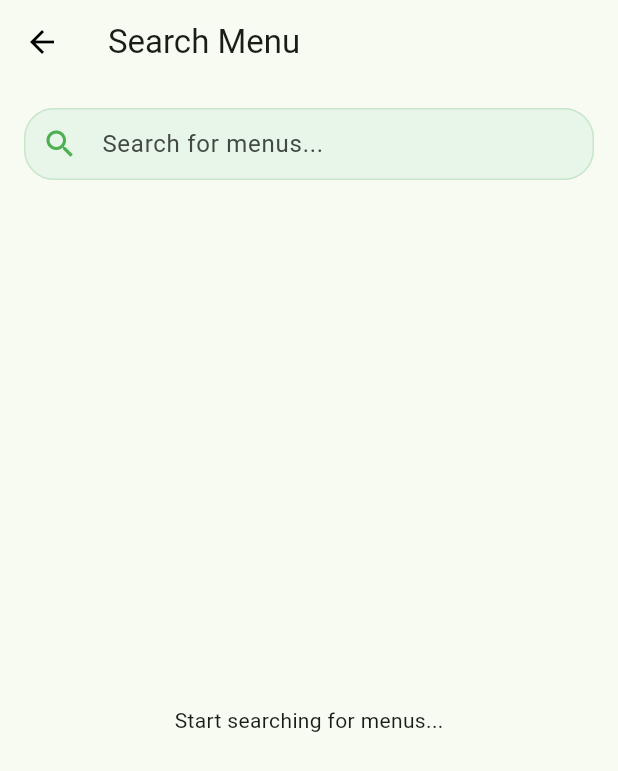
After one commit to itscodemine/foodies, a Flutter app: the screen it shows once a user with an empty profile is signed in, after a tap on "Search for menus...", on a phone screen of 412 x 824 dp. The commit adds this screen. Shown: the top 771 px of the screen. Run offline on Flutter 3.47's test engine with Material 3 defaults, Android fonts, the phone set to English and light mode, and no system bars; our stand-ins replace cloud_firestore, firebase_auth, firebase_core; accounts and stored records are empty.

Commit message:
feat: add search screen

```diff
--- a/lib/ui/screens/home_screen.dart
+++ b/lib/ui/screens/home_screen.dart
@@ -10,6 +10,7 @@ import 'package:foodies/ui/screens/favorite_screen.dart';
 import 'package:foodies/ui/screens/login_screen.dart';
 import 'package:foodies/ui/screens/order_history_screen.dart';
 import 'package:foodies/ui/screens/profile_screen.dart';
+import 'package:foodies/ui/screens/search_menu_screen.dart';
 import 'package:foodies/ui/widgets/menu_card.dart';
 
 class HomeScreen extends StatefulWidget {
@@ -210,14 +211,26 @@ class _HomeScreenState extends State<HomeScreen> {
                 children: [
                   Padding(
                     padding: const EdgeInsets.symmetric(horizontal: 16.0),
+                    child: GestureDetector(
+                      onTap: () {
+                        Navigator.push(
+                          context,
+                          MaterialPageRoute(
+                            builder: (context) => const SearchMenuScreen(),
+                          ),
+                        );
+                      },
                       child: TextField(
+                        enabled: false,
                         decoration: InputDecoration(
                           hintText: 'Search for menus...',
-                        prefixIcon: const Icon(Icons.search, color: Colors.green),
+                          prefixIcon:
+                              const Icon(Icons.search, color: Colors.green),
                           fillColor: Colors.green[50],
                           filled: true,
-                        contentPadding: const EdgeInsets.symmetric(vertical: 0),
-                        enabledBorder: OutlineInputBorder(
+                          contentPadding:
+                              const EdgeInsets.symmetric(vertical: 0),
+                          disabledBorder: OutlineInputBorder(
                             borderRadius: BorderRadius.circular(20.0),
                             borderSide: BorderSide(color: Colors.green[100]!),
                           ),
@@ -227,6 +240,7 @@ class _HomeScreenState extends State<HomeScreen> {
                           ),
                           border: OutlineInputBorder(
                             borderRadius: BorderRadius.circular(20.0),
+                          ),
                         ),
                       ),
                     ),
--- /dev/null
+++ b/lib/ui/screens/search_menu_screen.dart
@@ -0,0 +1,110 @@
+
+import 'package:flutter/material.dart';
+import 'package:foodies/models/menu_model.dart';
+import 'package:foodies/services/menu_services.dart';
+import 'package:foodies/ui/widgets/menu_card.dart';
+
+class SearchMenuScreen extends StatefulWidget {
+  const SearchMenuScreen({super.key});
+
+  @override
+  State<SearchMenuScreen> createState() => _SearchMenuScreenState();
+}
+
+class _SearchMenuScreenState extends State<SearchMenuScreen> {
+  final TextEditingController _searchController = TextEditingController();
+  List<MenuModel> _searchedMenus = [];
+  bool _isLoading = false;
+  bool _hasSearched = false;
+
+  Future<void> _searchMenus() async {
+    setState(() {
+      _isLoading = true;
+      _hasSearched = true;
+    });
+    final menus = await MenuServices().searchMenus(_searchController.text);
+    setState(() {
+      _searchedMenus = menus;
+      _isLoading = false;
+    });
+  }
+
+  @override
+  Widget build(BuildContext context) {
+    return Scaffold(
+      appBar: AppBar(
+        title: const Text('Search Menu'),
+        backgroundColor: Colors.transparent,
+        elevation: 0,
+        iconTheme: const IconThemeData(color: Colors.black),
+      ),
+      body: Column(
+        children: [
+          Padding(
+            padding: const EdgeInsets.all(16.0),
+            child: TextField(
+              controller: _searchController,
+              onSubmitted: (_) => _searchMenus(),
+              decoration: InputDecoration(
+                hintText: 'Search for menus...',
+                prefixIcon: const Icon(Icons.search, color: Colors.green),
+                fillColor: Colors.green[50],
+                filled: true,
+                contentPadding: const EdgeInsets.symmetric(vertical: 0),
+                enabledBorder: OutlineInputBorder(
+                  borderRadius: BorderRadius.circular(20.0),
+                  borderSide: BorderSide(color: Colors.green[100]!),
+                ),
+                focusedBorder: OutlineInputBorder(
+                  borderRadius: BorderRadius.circular(20.0),
+                  borderSide: BorderSide(color: Colors.green[700]!),
+                ),
+                border: OutlineInputBorder(
+                  borderRadius: BorderRadius.circular(20.0),
+                ),
+                suffixIcon: _searchController.text.isNotEmpty
+                    ? IconButton(
+                        icon: const Icon(Icons.clear, color: Colors.grey),
+                        onPressed: () {
+                          _searchController.clear();
+                          setState(() {
+                            _searchedMenus.clear();
+                            _hasSearched = false;
+                          });
+                        },
+                      )
+                    : null,
+              ),
+              onChanged: (value) {
+                setState(() {}); // To rebuild and show/hide the clear icon
+              },
+            ),
+          ),
+          Expanded(
+            child: _isLoading
+                ? const Center(child: CircularProgressIndicator())
+                : _hasSearched && _searchedMenus.isEmpty
+                    ? const Center(child: Text('No menus found for your search.'))
+                    : !_hasSearched
+                        ? const Center(child: Text('Start searching for menus...'))
+                        : GridView.builder(
+                            padding: const EdgeInsets.symmetric(horizontal: 12.0),
+                            gridDelegate:
+                                const SliverGridDelegateWithFixedCrossAxisCount(
+                              crossAxisCount: 2,
+                              childAspectRatio: 0.8,
+                              crossAxisSpacing: 10,
+                              mainAxisSpacing: 10,
+                            ),
+                            itemCount: _searchedMenus.length,
+                            itemBuilder: (context, index) {
+                              final menu = _searchedMenus[index];
+                              return MenuCard(menu: menu);
+                            },
+                          ),
+          ),
+        ],
+      ),
+    );
+  }
+}
```
Also changed, not shown: lib/services/menu_services.dart (+19 -0 lines). Lines whose indentation alone changed are shown as unchanged.
